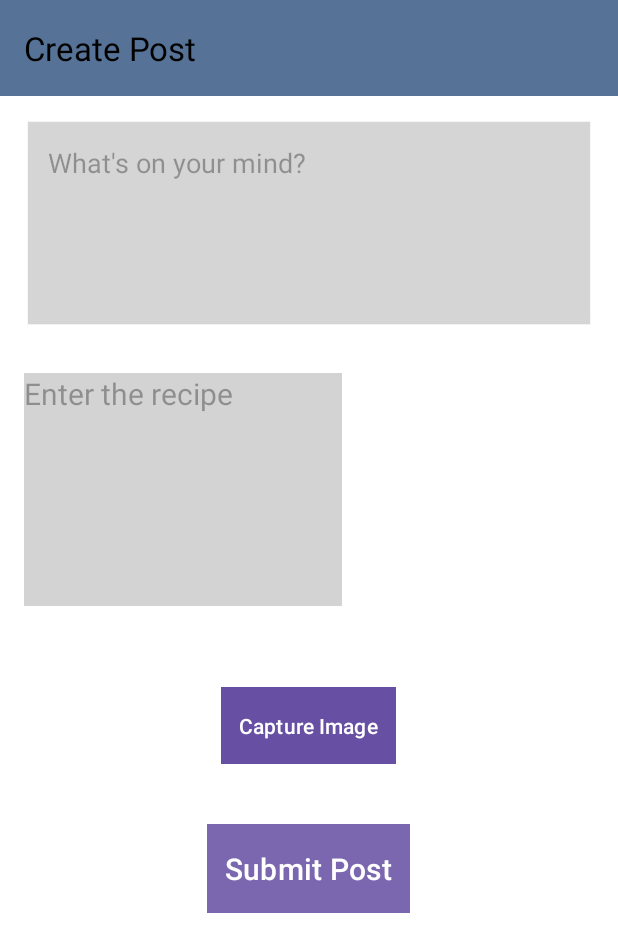
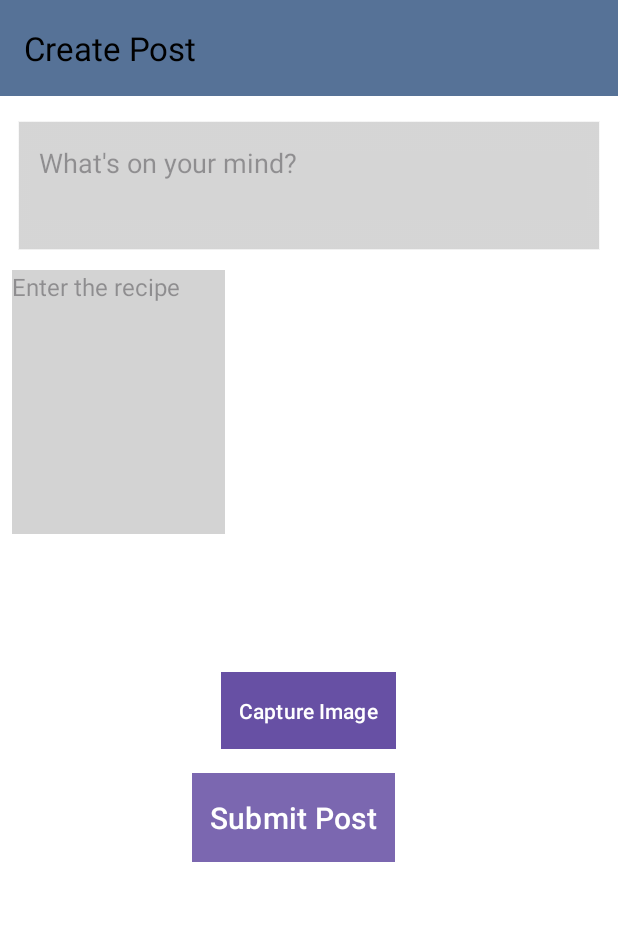
Before and after one commit to U210709718/UriFoodie, an Android app: the PostActivity screen opened directly, with no data from a screen before it, on a phone screen of 412 x 824 dp. Shown: the top 952 px of the screen. Run offline under Robolectric (Android 15) with nearby library versions, the phone set to English and light mode, and no system bars; our stand-ins replace Firebase (no records; nobody signed in at launch, a user with empty details on screens opened directly).

Commit message:
add an open camera part and reset picture!

```diff
--- a/UriFoodie/app/src/main/java/com/example/urifoodie/PostActivity.java
+++ b/UriFoodie/app/src/main/java/com/example/urifoodie/PostActivity.java
@@ -38,12 +38,16 @@ import java.util.Locale;
 public class PostActivity extends AppCompatActivity {
 
     private EditText postTextInput, recipeTextInput;
-    private ImageView capturedImageView;
-    private Bitmap capturedImageBitmap; // To store the captured image
     private Button submitPostButton, captureImageButton;
+
 
     private Uri photoUri; // Store the URI of the photo
     private static final int REQUEST_IMAGE_CAPTURE = 1;
+
+    private Bitmap capturedImageBitmap; // Store the captured photo
+    private ImageView capturedImageView; // To display the image
+
+
 
 
     @Override
@@ -60,8 +64,9 @@ public class PostActivity extends AppCompatActivity {
 
         // Initialize UI components
         postTextInput = findViewById(R.id.postTextInput);
-//        capturedImageView = findViewById(R.id.capturedImageView);
         recipeTextInput = findViewById(R.id.recipie);
+
+        capturedImageView = findViewById(R.id.capturedImageView); // Add this line
         submitPostButton = findViewById(R.id.submitPostButton);
         captureImageButton = findViewById(R.id.captureImageButton);
 
@@ -80,7 +85,7 @@ public class PostActivity extends AppCompatActivity {
         if (takePictureIntent.resolveActivity(getPackageManager()) != null) {
             File photoFile = null;
             try {
-                photoFile = createImageFile();
+                photoFile = createImageFile(); // Create a temporary file for the image
             } catch (IOException ex) {
                 Log.e("PostActivity", "Error creating image file: ", ex);
                 Toast.makeText(this, "Error creating image file!", Toast.LENGTH_SHORT).show();
@@ -98,6 +103,8 @@ public class PostActivity extends AppCompatActivity {
         }
     }
 
+
+
     private File createImageFile() throws IOException {
         // Create an image file name
         String timeStamp = new SimpleDateFormat("yyyyMMdd_HHmmss", Locale.getDefault()).format(new Date());
@@ -109,6 +116,7 @@ public class PostActivity extends AppCompatActivity {
                 storageDir      /* directory */
         );
     }
+
 
 
 
@@ -129,13 +137,15 @@ public class PostActivity extends AppCompatActivity {
     @Override
     protected void onActivityResult(int requestCode, int resultCode, @Nullable Intent data) {
         super.onActivityResult(requestCode, resultCode, data);
+
         if (requestCode == REQUEST_IMAGE_CAPTURE && resultCode == RESULT_OK) {
-            // Display the photo in the ImageView
+            // Display the photo in the ImageView using the Uri
             capturedImageView.setImageURI(photoUri);
         } else {
             Toast.makeText(this, "Picture wasn't taken!", Toast.LENGTH_SHORT).show();
         }
     }
+
 
 
     private void submitPost() {
--- a/UriFoodie/app/src/main/res/layout/activity_post.xml
+++ b/UriFoodie/app/src/main/res/layout/activity_post.xml
@@ -28,8 +28,8 @@
 
     <EditText
         android:id="@+id/postTextInput"
-        android:layout_width="0dp"
-        android:layout_height="wrap_content"
+        android:layout_width="392dp"
+        android:layout_height="92dp"
         android:layout_margin="16dp"
         android:layout_marginTop="40dp"
         android:background="@android:drawable/edit_text"
@@ -45,8 +45,8 @@
 
     <ImageView
         android:id="@+id/capturedImageView"
-        android:layout_width="150dp"
-        android:layout_height="150dp"
+        android:layout_width="232dp"
+        android:layout_height="165dp"
         android:layout_margin="16dp"
         android:layout_marginTop="32dp"
         android:contentDescription="Captured image preview"
@@ -54,15 +54,17 @@
         android:visibility="visible"
         app:layout_constraintBottom_toTopOf="@+id/captureImageButton"
         app:layout_constraintEnd_toEndOf="parent"
-        app:layout_constraintStart_toEndOf="@+id/recipie"
+        app:layout_constraintHorizontal_bias="1.0"
+        app:layout_constraintStart_toStartOf="parent"
         app:layout_constraintTop_toBottomOf="@id/postTextInput"
-        app:layout_constraintVertical_bias="0.287" />
+        app:layout_constraintVertical_bias="0.0" />
+
 
     <Button
         android:id="@+id/captureImageButton"
         android:layout_width="wrap_content"
         android:layout_height="wrap_content"
-        android:layout_marginTop="236dp"
+        android:layout_marginTop="276dp"
         android:background="#163759"
         android:padding="12dp"
         android:text="Capture Image"
@@ -77,32 +79,32 @@
         android:id="@+id/submitPostButton"
         android:layout_width="wrap_content"
         android:layout_height="wrap_content"
-        android:layout_marginTop="40dp"
+        android:layout_marginTop="16dp"
         android:background="@color/blue"
         android:padding="12dp"
         android:text="Submit Post"
         android:textColor="@android:color/white"
         android:textSize="20sp"
         app:layout_constraintEnd_toEndOf="parent"
-        app:layout_constraintHorizontal_bias="0.498"
+        app:layout_constraintHorizontal_bias="0.463"
         app:layout_constraintStart_toStartOf="parent"
         app:layout_constraintTop_toBottomOf="@id/captureImageButton" />
 
     <EditText
         android:id="@+id/recipie"
-        android:layout_width="212dp"
-        android:layout_height="155dp"
-        android:layout_marginStart="16dp"
+        android:layout_width="142dp"
+        android:layout_height="176dp"
+        android:layout_marginStart="8dp"
         android:background="@color/lightGray"
         android:ems="10"
         android:gravity="start|top"
         android:hint="Enter the recipe"
         android:inputType="textMultiLine"
-        android:textSize="20sp"
+        android:textSize="16sp"
         app:layout_constraintBottom_toTopOf="@+id/captureImageButton"
         app:layout_constraintStart_toStartOf="parent"
         app:layout_constraintTop_toBottomOf="@+id/postTextInput"
-        app:layout_constraintVertical_bias="0.333" />
+        app:layout_constraintVertical_bias="0.083" />
 
 
 </androidx.constraintlayout.widget.ConstraintLayout>
```
